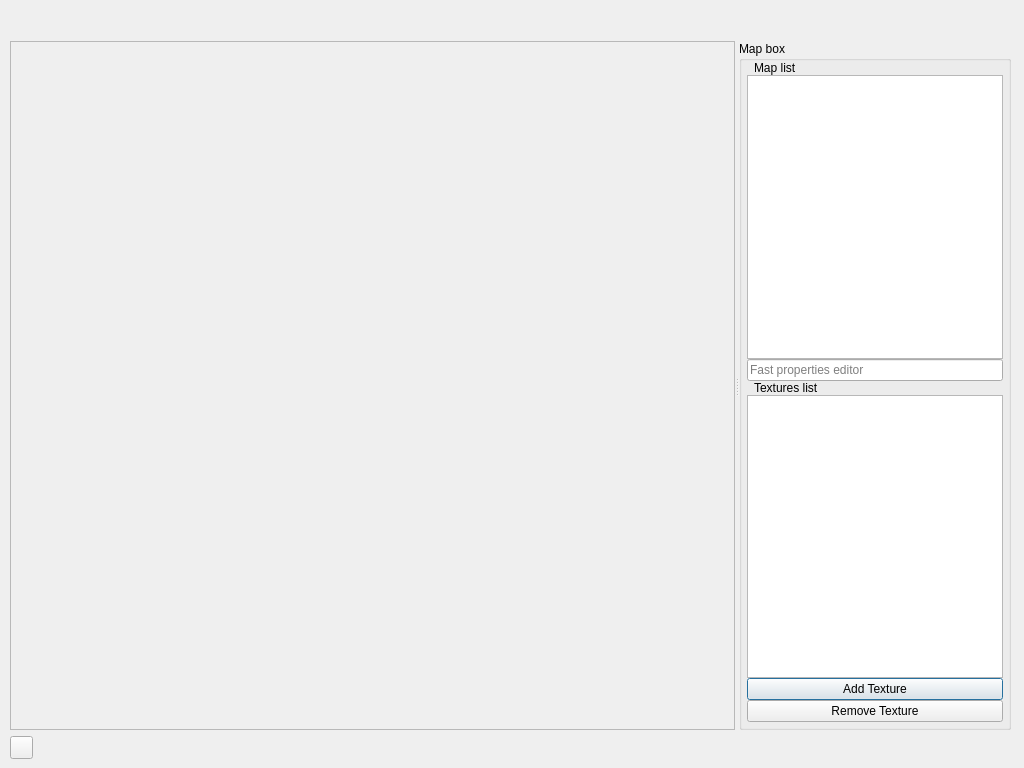
The window that qtEditor/Gui/MappingToolWindow.ui (timur-losev/framework2d) describes before a commit, drawn with Qt 5.
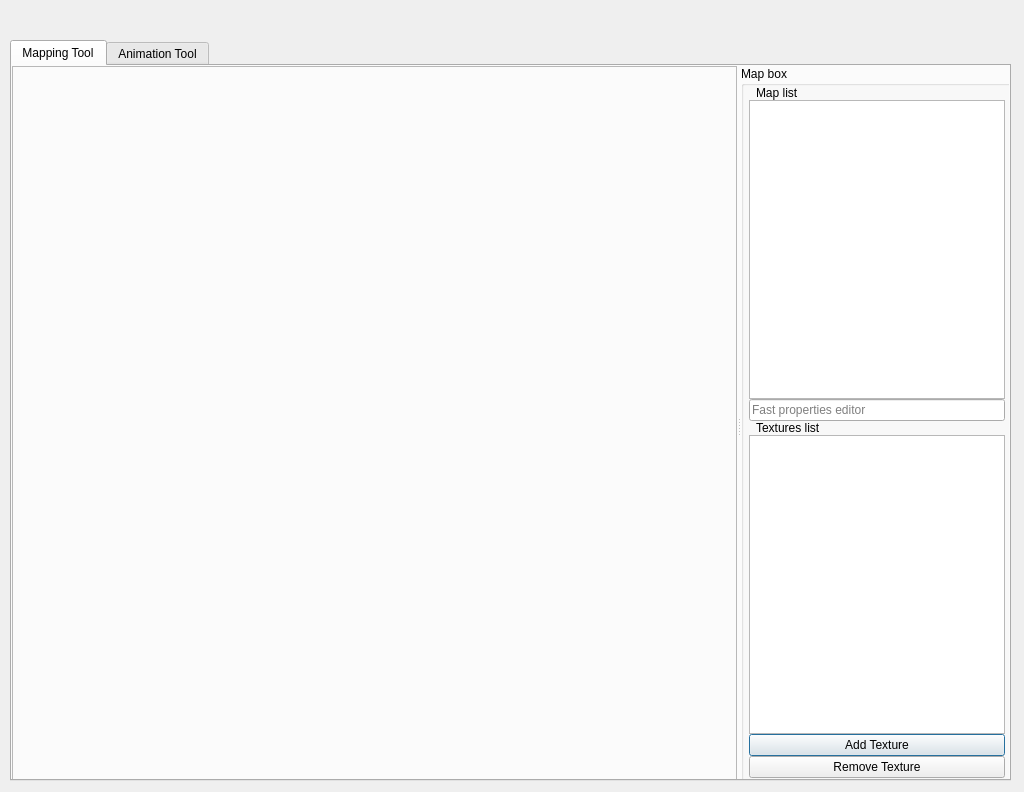
The same window after the commit. Icons and pictures are not drawn.

Commit message: * added tab view for mapping tool

Diff of the .ui file:
```diff
--- a/qtEditor/Gui/MappingToolWindow.ui
+++ b/qtEditor/Gui/MappingToolWindow.ui
@@ -7,17 +7,33 @@
     <x>0</x>
     <y>0</y>
     <width>1024</width>
-    <height>768</height>
+    <height>792</height>
    </rect>
   </property>
   <property name="windowTitle">
    <string>MappingToolWindow</string>
   </property>
+  <widget class="QTabWidget" name="tabWidget">
+   <property name="geometry">
+    <rect>
+     <x>10</x>
+     <y>40</y>
+     <width>1001</width>
+     <height>741</height>
+    </rect>
+   </property>
+   <property name="currentIndex">
+    <number>0</number>
+   </property>
+   <widget class="QWidget" name="mapping">
+    <attribute name="title">
+     <string>Mapping Tool</string>
+    </attribute>
   <widget class="QWidget" name="verticalLayoutWidget">
    <property name="geometry">
     <rect>
-     <x>10</x>
-     <y>10</y>
+       <x>0</x>
+       <y>0</y>
      <width>1001</width>
      <height>751</height>
     </rect>
@@ -26,22 +42,6 @@
     <property name="sizeConstraint">
      <enum>QLayout::SetDefaultConstraint</enum>
     </property>
-    <item>
-     <widget class="QWidget" name="menusWidget" native="true">
-      <property name="sizePolicy">
-       <sizepolicy hsizetype="Expanding" vsizetype="Fixed">
-        <horstretch>0</horstretch>
-        <verstretch>0</verstretch>
-       </sizepolicy>
-      </property>
-      <property name="minimumSize">
-       <size>
-        <width>0</width>
-        <height>25</height>
-       </size>
-      </property>
-     </widget>
-    </item>
     <item>
      <widget class="QSplitter" name="splitter">
       <property name="enabled">
@@ -262,6 +262,35 @@
      </widget>
     </item>
    </layout>
+    </widget>
+   </widget>
+   <widget class="QWidget" name="animation">
+    <attribute name="title">
+     <string>Animation Tool</string>
+    </attribute>
+   </widget>
+  </widget>
+  <widget class="QWidget" name="menusWidget" native="true">
+   <property name="geometry">
+    <rect>
+     <x>10</x>
+     <y>10</y>
+     <width>999</width>
+     <height>25</height>
+    </rect>
+   </property>
+   <property name="sizePolicy">
+    <sizepolicy hsizetype="Expanding" vsizetype="Fixed">
+     <horstretch>0</horstretch>
+     <verstretch>0</verstretch>
+    </sizepolicy>
+   </property>
+   <property name="minimumSize">
+    <size>
+     <width>0</width>
+     <height>25</height>
+    </size>
+   </property>
   </widget>
  </widget>
  <resources>
```
Left out of the diff: 7 changed lines with no effect on the pictures. Lines whose indentation alone changed are shown as unchanged. The commit also changes 8 other files.
